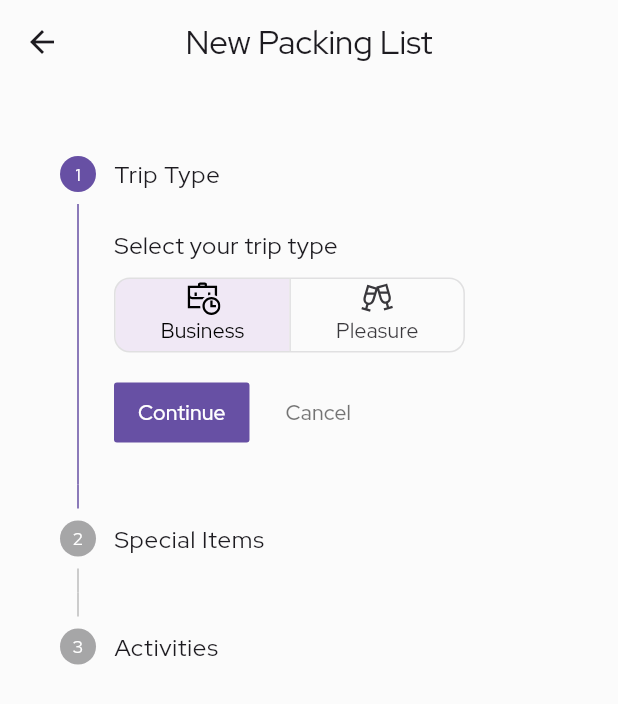
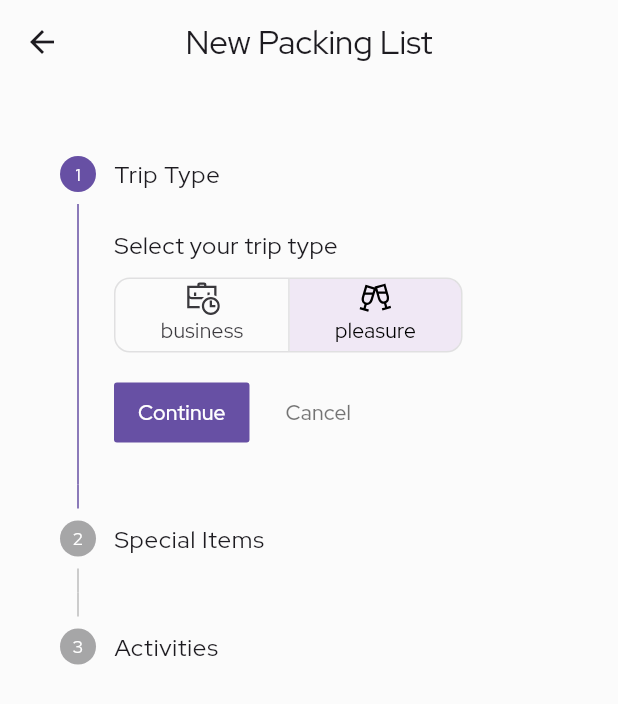
Before and after one commit to yardensepton/easypack-frontend, a Flutter app: the CreatePackingListPage screen opened directly with empty values, on a phone screen of 412 x 824 dp. Shown: the top 704 px of the screen. Run offline on Flutter 3.47's test engine with Material 3 defaults, Android fonts, the phone set to English and light mode, and no system bars; our stand-ins replace animated_text_kit, cached_network_image, flutter_login, flutter_secure_storage, flutter_slidable, flutter_svg and 11 more; missing offline and left inert: workmanager; accounts and stored records are empty; network calls fail.

```diff
--- a/lib/constants/constants_classes.dart
+++ b/lib/constants/constants_classes.dart
@@ -1,6 +1,15 @@
 class Timeline {
   static const String future = "future";
   static const String past = "past";
+}
+
+class Gender {
+  static const String female= "female";
+  static const String male = "male";
+}
+class TripType {
+  static const String pleasure = "pleasure";
+  static const String business = "business";
 }
 
 class Boxes {
--- a/lib/widgets/packing_list_stepper.dart
+++ b/lib/widgets/packing_list_stepper.dart
@@ -1,3 +1,4 @@
+import 'package:easypack/constants/constants_classes.dart';
 import 'package:easypack/providers/items_provider.dart';
 import 'package:easypack/providers/packing_list_provider.dart';
 import 'package:easypack/widgets/custom_choice_chip.dart';
@@ -24,8 +25,7 @@ class _PackingListStepperState extends State<PackingListStepper> {
   @override
   void initState() {
     super.initState();
-    _packingListCreation =
-        Future.value();
+    _packingListCreation = Future.value();
     Provider.of<ItemsProvider>(context, listen: false).fetchStepperData();
   }
 
@@ -111,7 +111,11 @@ class _PackingListStepperState extends State<PackingListStepper> {
         isActive: currentStep >= 0,
         state: currentStep > 0 ? StepState.complete : StepState.indexed,
         title: const Text('Trip Type'),
-        content: const TripTypeToggleButton(),
+        content: TripTypeToggleButton(
+          onChanged: (type) {
+            packingListProvider.isWork = type == TripType.business;
+          },
+        ),
       ),
       Step(
         isActive: currentStep >= 1,
@@ -138,15 +142,14 @@ class _PackingListStepperState extends State<PackingListStepper> {
             ? const LoadingWidget()
             : Consumer<PackingListProvider>(
                 builder: (context, selectionProvider, child) {
-                  return  CustomIconsGridView(
-                title: "Any activities you're planning?",
-                activities: activities,
-                addSelection: selectionProvider.addAcivity,
-                removeSelection: selectionProvider.removeActivity,
-              );
+                  return CustomIconsGridView(
+                    title: "Any activities you're planning?",
+                    activities: activities,
+                    addSelection: selectionProvider.addAcivity,
+                    removeSelection: selectionProvider.removeActivity,
+                  );
                 },
               ),
-
       ),
     ];
   }
--- a/lib/widgets/trip_type_toggle_button.dart
+++ b/lib/widgets/trip_type_toggle_button.dart
@@ -1,3 +1,4 @@
+import 'package:easypack/constants/constants_classes.dart';
 import 'package:flutter/material.dart';
 import 'package:line_icons/line_icons.dart';
 
@@ -13,7 +14,7 @@ class TripTypeToggleButton extends StatefulWidget {
 }
 
 class _TripTypeToggleButtonState extends State<TripTypeToggleButton> {
-  String _selectedTripType = 'business'; // Default value is 'male'
+  String _selectedTripType = TripType.pleasure; // Default value is 'pleasure'
 
   @override
   void initState() {
@@ -45,12 +46,13 @@ class _TripTypeToggleButtonState extends State<TripTypeToggleButton> {
                 selectedColor: Colors.black,
                 borderRadius: BorderRadius.circular(10),
                 isSelected: [
-                  _selectedTripType == 'business',
-                  _selectedTripType == 'pleasure'
+                  _selectedTripType == TripType.business,
+                  _selectedTripType == TripType.pleasure
                 ],
                 onPressed: (int index) {
                   setState(() {
-                    _selectedTripType = index == 0 ? 'business' : 'pleasure';
+                    _selectedTripType =
+                        index == 0 ? TripType.business : TripType.pleasure;
                     if (widget.onChanged != null) {
                       widget.onChanged!(_selectedTripType);
                     }
@@ -62,14 +64,17 @@ class _TripTypeToggleButtonState extends State<TripTypeToggleButton> {
                     child: const Column(
                       children: [
                         Icon(LineIcons.businessTime),
-                        Text('Business')
+                        Text(TripType.business)
                       ],
                     ),
                   ),
                   Container(
                     margin: const EdgeInsets.symmetric(horizontal: 30.0),
                     child: const Column(
-                      children: [Icon(LineIcons.glassCheers), Text('Pleasure')],
+                      children: [
+                        Icon(LineIcons.glassCheers),
+                        Text(TripType.pleasure)
+                      ],
                     ),
                   ),
                 ],
```
Also changed, not shown: lib/main.dart (+10 -15 lines), lib/models/packing_list_request.dart (added, +23 -0 lines), lib/providers/packing_list_provider.dart (+6 -11 lines), lib/services/packing_list_service.dart (+89 -21 lines), assets/icons/documents.svg (deleted), assets/icons/important.svg (added), assets/icons/thermal.svg.
